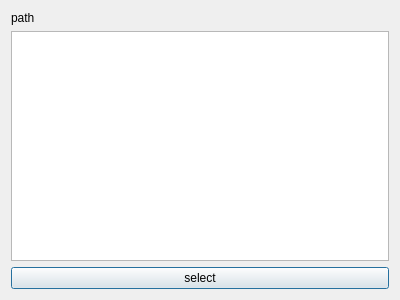
The window that findfiedialog.ui (panam239/STC-test1) describes before a commit, drawn with Qt 5.
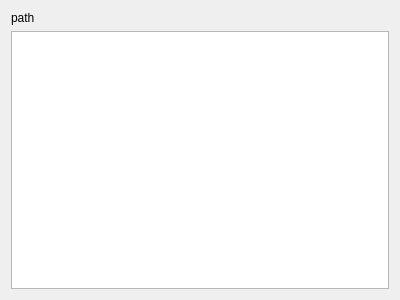
The same window after the commit.

```diff
--- a/findfiedialog.ui
+++ b/findfiedialog.ui
@@ -34,13 +34,6 @@
      </property>
     </widget>
    </item>
-   <item>
-    <widget class="QPushButton" name="selectButton">
-     <property name="text">
-      <string>select</string>
-     </property>
-    </widget>
-   </item>
   </layout>
  </widget>
  <resources/>
```
